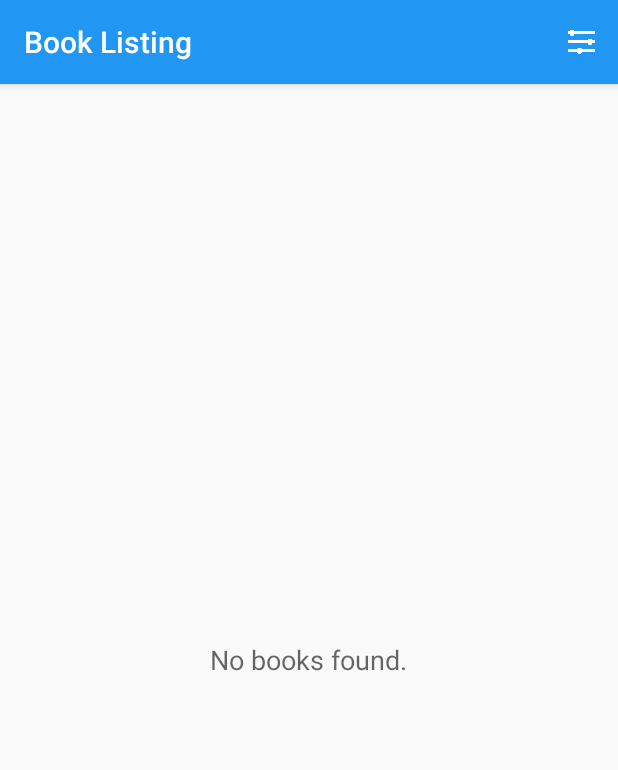
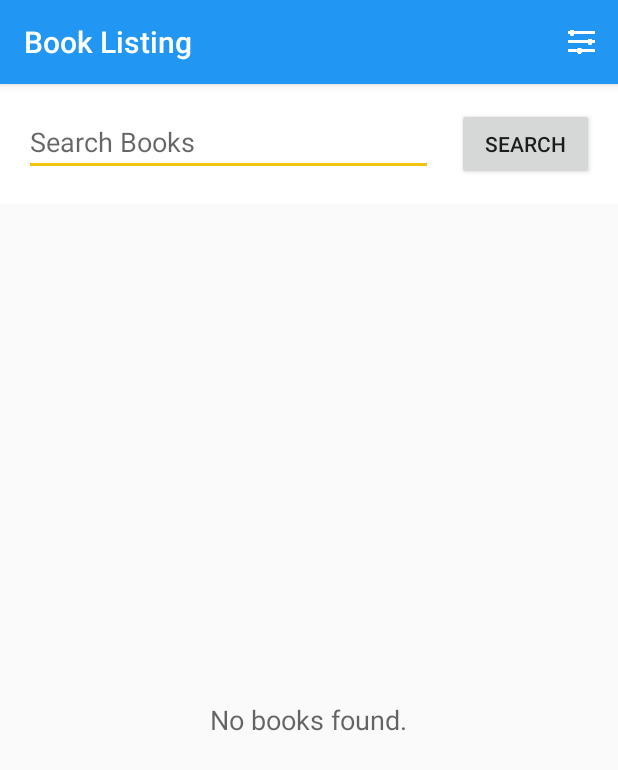
Before and after one commit to FadyFawzyOfficial/BookListing, an Android app: the screen it shows after launch (BookActivity), on a phone screen of 412 x 824 dp. Shown: the top 770 px of the screen. Run offline under Robolectric (Android 15) with nearby library versions, the phone set to English and light mode, and no system bars.

Commit message:
1.21 Add editable text field (EditText) and 'search' button to the layout

```diff
--- a/app/src/main/java/com/engineerfadyfawzi/booklisting/BookActivity.java
+++ b/app/src/main/java/com/engineerfadyfawzi/booklisting/BookActivity.java
@@ -17,6 +17,8 @@ import android.util.Log;
 import android.view.Menu;
 import android.view.MenuItem;
 import android.view.View;
+import android.widget.Button;
+import android.widget.EditText;
 import android.widget.ListView;
 import android.widget.ProgressBar;
 import android.widget.TextView;
@@ -62,6 +64,16 @@ public class BookActivity extends AppCompatActivity implements LoaderCallbacks<
      */
     private ProgressBar loadingIndicator;
 
+    /**
+     * EditText that the user enter the keyword or search topic in.
+     */
+    private EditText searchEditText;
+
+    /**
+     * Button that the user click to preform search with that keyword.
+     */
+    private Button searchButton;
+
     @Override
     protected void onCreate( Bundle savedInstanceState )
     {
@@ -77,6 +89,12 @@ public class BookActivity extends AppCompatActivity implements LoaderCallbacks<
      */
     private void getBookData()
     {
+        // Find a reference to the {@link EditText} in the layout
+        searchEditText = findViewById( R.id.search_edit_text );
+
+        // Find a reference to the {@link Button} to preform search operation
+        searchButton = findViewById( R.id.search_button );
+
         // Find a reference to the {@link ListView} in the layout
         ListView bookListView = findViewById( R.id.book_list_view );
 
--- a/app/src/main/res/layout/activity_book.xml
+++ b/app/src/main/res/layout/activity_book.xml
@@ -1,13 +1,47 @@
 <?xml version="1.0" encoding="utf-8"?>
 <!-- Layout for a list of books -->
-<!-- The Frame Layout is here since we will be showing either the Empty View or the List View. -->
-<!-- We add a parent FrameLayout, because it allows children view to overlap each other. -->
-<FrameLayout
+<LinearLayout
 	xmlns:android = "http://schemas.android.com/apk/res/android"
 	xmlns:tools = "http://schemas.android.com/tools"
 	android:layout_width = "match_parent"
 	android:layout_height = "match_parent"
+	android:orientation = "vertical"
 	tools:context = ".BookActivity">
+
+	<!-- Search Header -->
+	<LinearLayout
+		android:layout_width = "match_parent"
+		android:layout_height = "wrap_content"
+		android:background = "@android:color/white"
+		android:padding = "16dp">
+
+		<!-- User input search text -->
+		<EditText
+			android:id = "@+id/search_edit_text"
+			android:layout_width = "0dp"
+			android:layout_height = "wrap_content"
+			android:layout_marginRight = "16dp"
+			android:layout_weight = "3"
+			android:hint = "@string/search_hint"
+			android:imeOptions = "actionSearch"
+			android:inputType = "text"
+			android:maxLines = "1" />
+
+		<!-- Preform search when clicked -->
+		<Button
+			android:id = "@+id/search_button"
+			android:layout_width = "0dp"
+			android:layout_height = "wrap_content"
+			android:layout_weight = "1"
+			android:text = "@string/search_button" />
+
+	</LinearLayout>
+
+	<!-- The Frame Layout is here since we will be showing either the Empty View or the List View. -->
+	<!-- We add a parent FrameLayout, because it allows children view to overlap each other. -->
+	<FrameLayout
+		android:layout_width = "match_parent"
+		android:layout_height = "match_parent">
 
 		<!-- Here is the list. -->
 		<ListView
@@ -27,7 +61,7 @@
 			android:layout_gravity = "center"
 			android:textAppearance = "?android:textAppearanceMedium" />
 
-	<!-- Loading indicator is only shown before the first load. -->
+		<!-- Loading indicator for user feedback between queries to Google Books API -->
 		<ProgressBar
 			android:id = "@+id/loading_indicator"
 			android:layout_width = "wrap_content"
@@ -35,3 +69,5 @@
 			android:layout_gravity = "center" />
 
 	</FrameLayout>
+
+</LinearLayout>
--- a/app/src/main/res/values/strings.xml
+++ b/app/src/main/res/values/strings.xml
@@ -1,6 +1,12 @@
 <resources>
 	<!-- Title for the application. -->
 	<string name = "app_name">Book Listing</string>
+
+	<!-- Hint for Search EditText -->
+	<string name = "search_hint">Search Books</string>
+
+	<!-- Text for Search Button -->
+	<string name = "search_button">Search</string>
 
 	<!-- Text to display in the list when there are no books -->
 	<string name = "no_books">No books found.</string>
```
Lines whose indentation alone changed are shown as unchanged.
